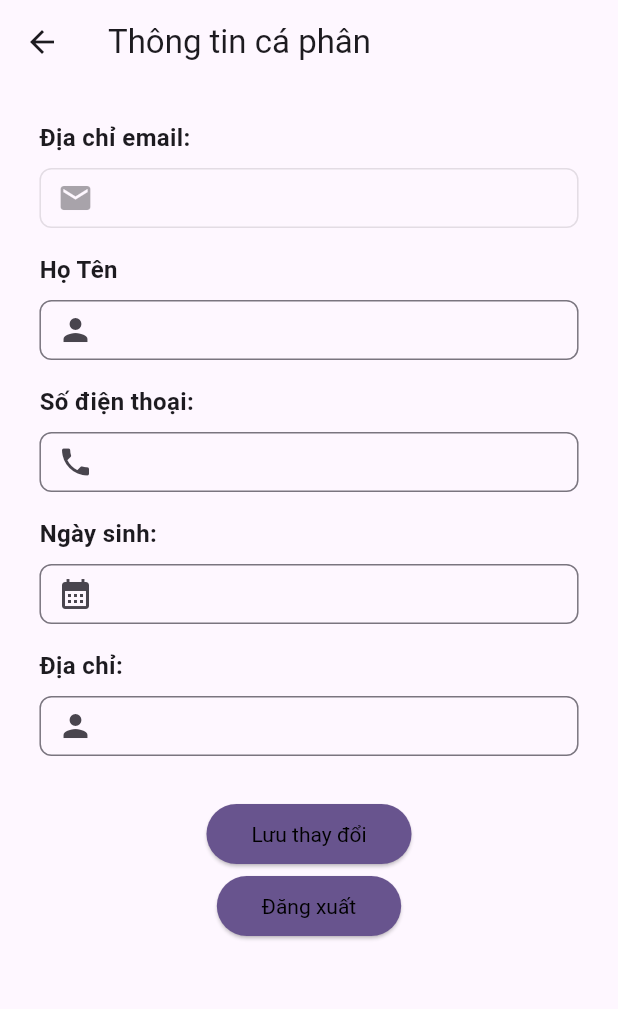
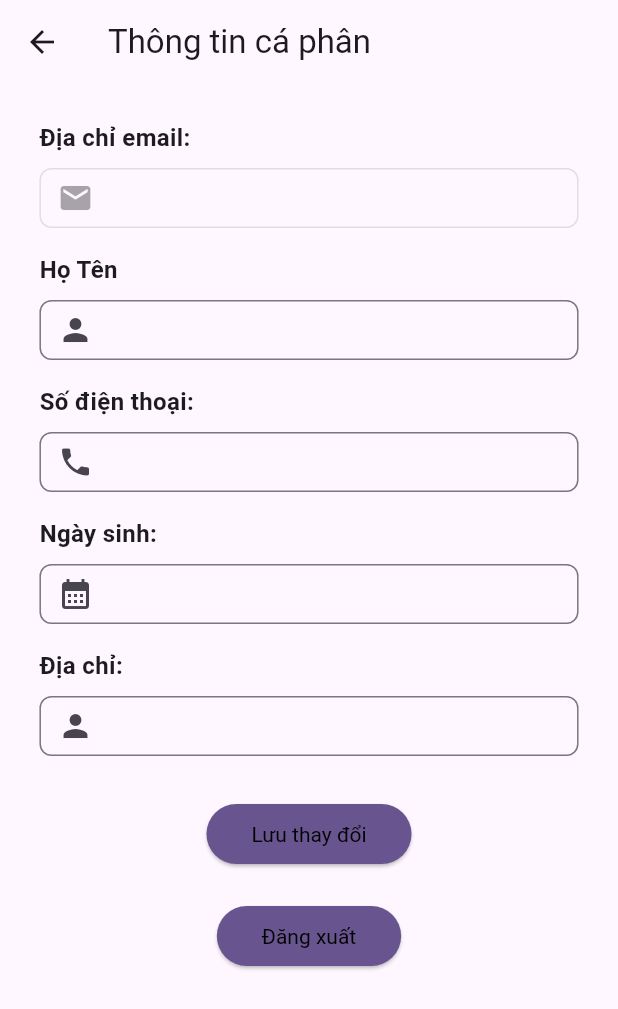
Before and after one commit to thnhtra2001/khosach, a Flutter app: the PersonalAdminScreen screen opened by its route, on a phone screen of 412 x 824 dp. Shown: the top 1009 px of the screen. Run offline on Flutter 3.47's test engine with Material 2 defaults, Android fonts, the phone set to English and light mode, and no system bars; our stand-ins replace bubble, flutter_dotenv, shared_preferences; accounts and stored records are empty.

Commit message:
update admin

```diff
--- a/lib/ui/cart/cart_screen.dart
+++ b/lib/ui/cart/cart_screen.dart
@@ -60,7 +60,7 @@ class CartScreen extends StatelessWidget {
             const Spacer(),
             Chip(
               label: Text(
-                '${cart.totalAmount.toStringAsFixed(2)}',
+                '${cart.totalAmount}',
                 style: TextStyle(
                   color: Theme.of(context).primaryTextTheme.titleLarge?.color,
                 ),
--- a/lib/ui/personal/personal_screen.dart
+++ b/lib/ui/personal/personal_screen.dart
@@ -89,6 +89,7 @@ class _PersonalScreenState extends State<PersonalScreen> {
                               return _buildSubmitButton();
                             },
                           ),
+                          const SizedBox(height: 20,),
                           _buildLogoutButton()
                         ],
                       ),
--- a/lib/ui/personal_admin/personal_admin_screen.dart
+++ b/lib/ui/personal_admin/personal_admin_screen.dart
@@ -89,6 +89,7 @@ class _PersonalAdminScreenState extends State<PersonalAdminScreen> {
                               return _buildSubmitButton();
                             },
                           ),
+                          const SizedBox(height: 20,),
                           _buildLogoutButton()
                         ],
                       ),
```
